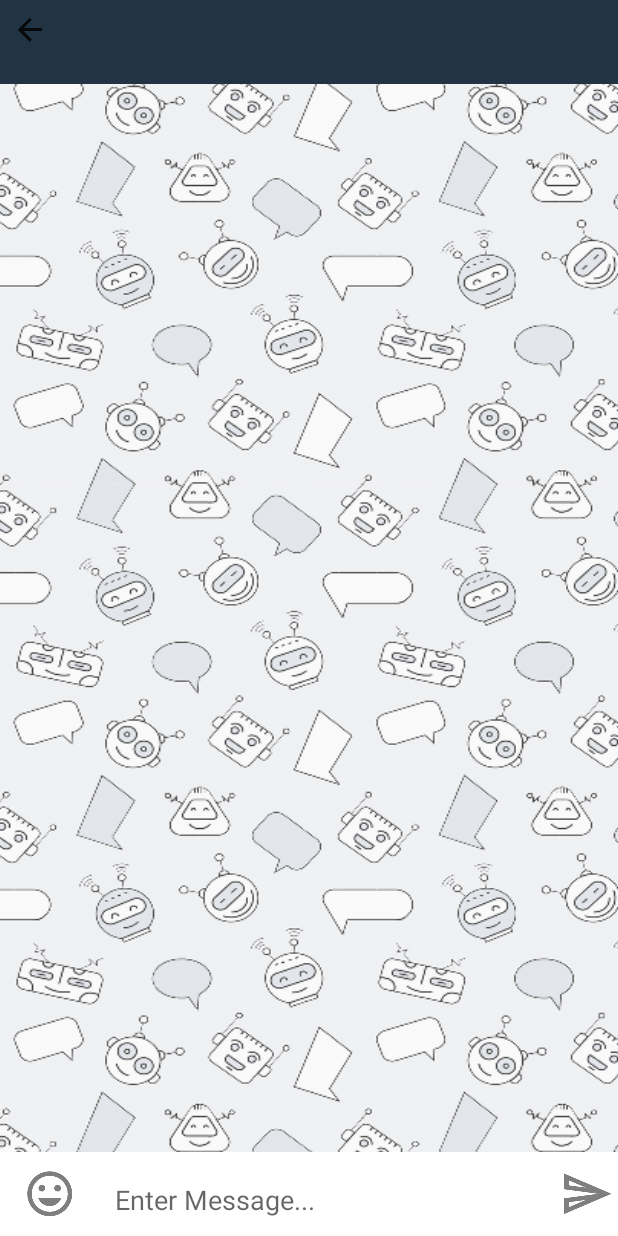
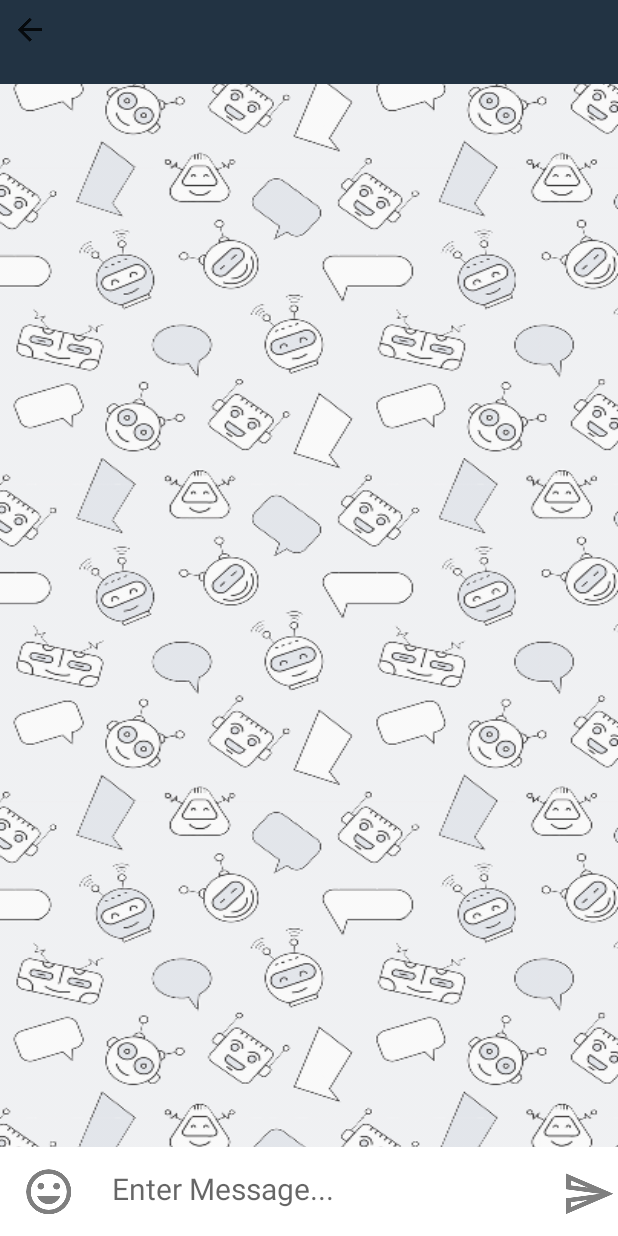
Before and after one commit to IsaacMoris/ChatApp, an Android app: the activity_chat screen opened directly, with no data from a screen before it, on a phone screen of 412 x 824 dp. Run offline under Robolectric (Android 15) with nearby library versions, the phone set to English and light mode, and no system bars; our stand-ins replace CircleImageView, Firebase (no records; nobody signed in at launch, a user with empty details on screens opened directly), Picasso; libraries missing offline, so code that uses them is left out: hani.momanii.supernova_emoji_library; plain views replace EmojiconEditText; pictures from the network do not load; 5 statements that could not run were skipped.

Commit message:
Change Chat Text and Emojis Size

```diff
--- a/app/src/main/java/com/example/project/activity_chat.java
+++ b/app/src/main/java/com/example/project/activity_chat.java
@@ -102,7 +102,6 @@ public class activity_chat extends AppCompatActivity {
         //LayoutInflater inflater = (LayoutInflater) this.getSystemService(Context.LAYOUT_INFLATER_SERVICE);
         // Emoji Keyboard
         EmojIconActions emojIcon=new EmojIconActions(this,ViewMessageList,chat_message_view,emoji_bttn);
-
         emojIcon.ShowEmojIcon();
         loadMessages();
         if(messageList.size()==0){
--- a/app/src/main/res/layout/activity_chat.xml
+++ b/app/src/main/res/layout/activity_chat.xml
@@ -2,6 +2,7 @@
 <RelativeLayout xmlns:android="http://schemas.android.com/apk/res/android"
     xmlns:app="http://schemas.android.com/apk/res-auto"
     xmlns:tools="http://schemas.android.com/tools"
+    xmlns:emojicon="http://schemas.android.com/apk/res-auto"
     android:id="@+id/contentroot"
     android:layout_width="match_parent"
     android:layout_height="match_parent"
@@ -86,12 +87,14 @@
             android:layout_weight="8"
             android:background="@android:color/white"
             android:ems="10"
+            android:textSize="20sp"
+            emojicon:emojiconSize="35dip"
             android:hint="Enter Message..."
             android:inputType="textPersonName"
             android:paddingLeft="10dp"
             android:paddingTop="14dp"
             android:paddingRight="10dp"
-            android:paddingBottom="12dp" />
+            android:paddingBottom="18dp" />
 
         <ImageButton
             android:id="@+id/chat_send_btn"
--- a/app/src/main/res/layout/chat_item_right.xml
+++ b/app/src/main/res/layout/chat_item_right.xml
@@ -1,6 +1,6 @@
 <?xml version="1.0" encoding="utf-8"?>
 <RelativeLayout xmlns:android="http://schemas.android.com/apk/res/android"
-    xmlns:app="http://schemas.android.com/apk/res-auto"
+    xmlns:emojicon="http://schemas.android.com/apk/res-auto"
     android:orientation="vertical"
     android:layout_width="match_parent"
     android:layout_height="wrap_content"
@@ -20,7 +20,8 @@
         android:background="@drawable/background_right"
         android:padding="8dp"
         android:textColor="#fff"
-        android:textSize="18sp"
+        emojicon:emojiconSize="35dip"
+        android:textSize="25sp"
 
         />
 
```
Also changed, not shown: app/src/main/res/layout/chat_item_left.xml (+4 -3 lines).
